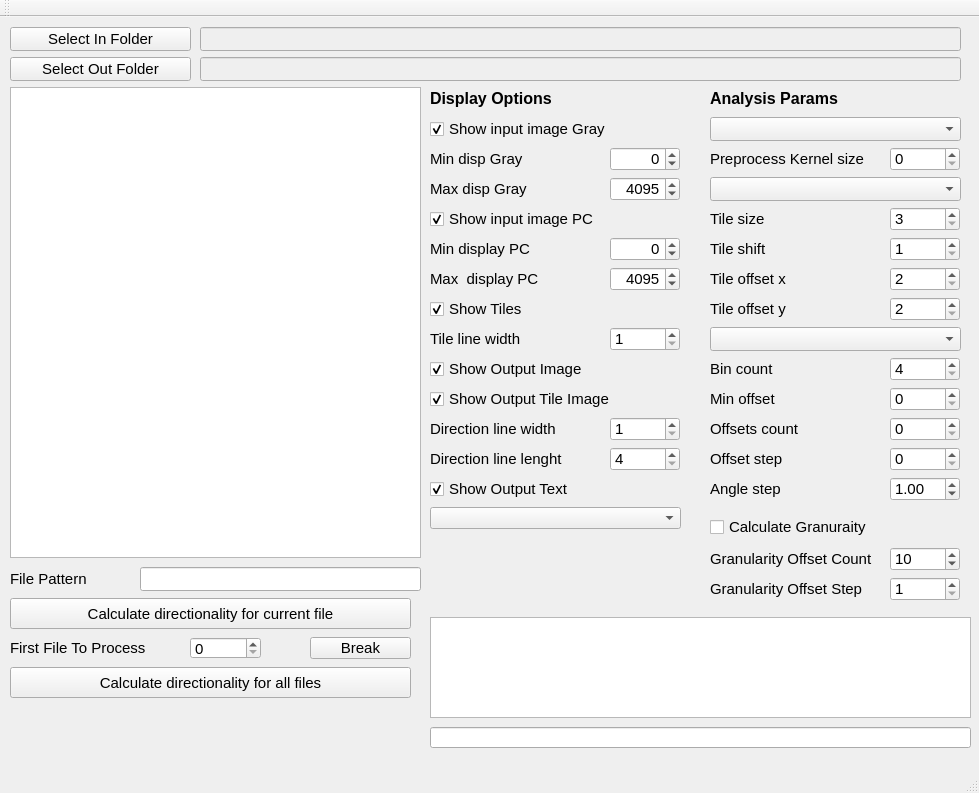
Old version of the form mainwindow.ui in the repository marcinkociolek/DirectionalityDetectionGui.
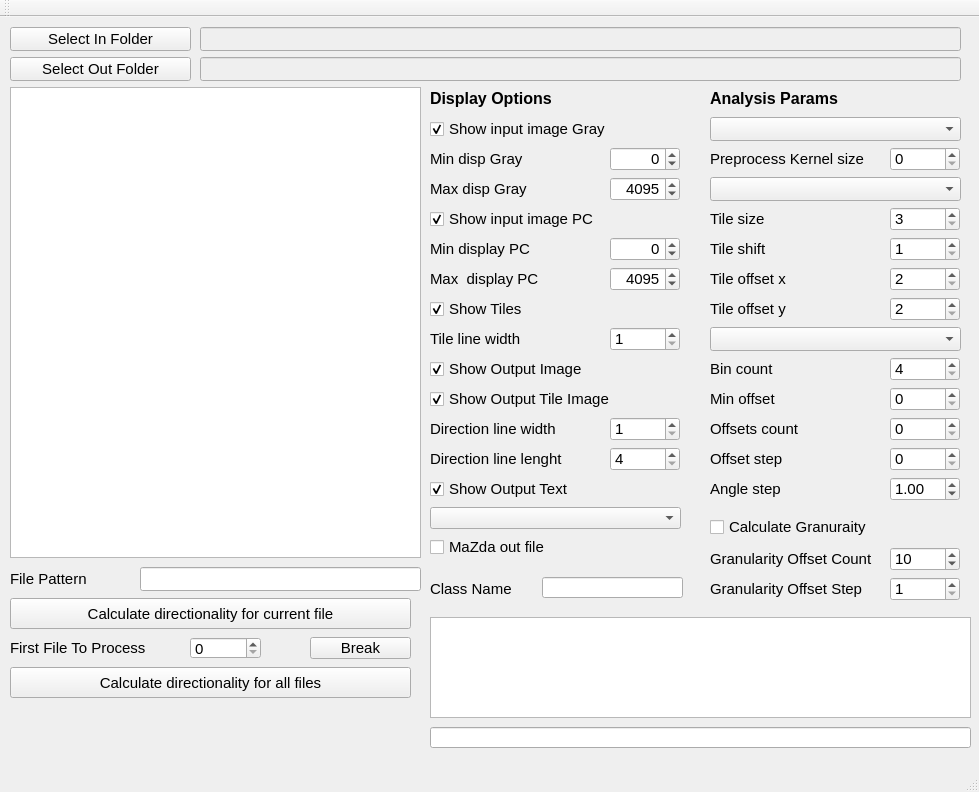
New version of the form.

What changed in the file:
```diff
--- a/mainwindow.ui
+++ b/mainwindow.ui
@@ -7,7 +7,7 @@
     <x>0</x>
     <y>0</y>
     <width>979</width>
-    <height>793</height>
+    <height>792</height>
    </rect>
   </property>
   <property name="font">
@@ -1173,6 +1173,50 @@
      <number>10</number>
     </property>
    </widget>
+   <widget class="QLineEdit" name="lineEditClassName">
+    <property name="geometry">
+     <rect>
+      <x>542</x>
+      <y>560</y>
+      <width>141</width>
+      <height>21</height>
+     </rect>
+    </property>
+   </widget>
+   <widget class="QLabel" name="labelClassName">
+    <property name="geometry">
+     <rect>
+      <x>430</x>
+      <y>560</y>
+      <width>172</width>
+      <height>24</height>
+     </rect>
+    </property>
+    <property name="font">
+     <font>
+      <pointsize>11</pointsize>
+     </font>
+    </property>
+    <property name="contextMenuPolicy">
+     <enum>Qt::DefaultContextMenu</enum>
+    </property>
+    <property name="text">
+     <string>&lt;html&gt;&lt;head/&gt;&lt;body&gt;&lt;p&gt;Class Name&lt;/p&gt;&lt;/body&gt;&lt;/html&gt;</string>
+    </property>
+   </widget>
+   <widget class="QCheckBox" name="checkBoxMaZdaStyleOut">
+    <property name="geometry">
+     <rect>
+      <x>430</x>
+      <y>520</y>
+      <width>221</width>
+      <height>20</height>
+     </rect>
+    </property>
+    <property name="text">
+     <string>MaZda out file</string>
+    </property>
+   </widget>
   </widget>
   <widget class="QMenuBar" name="menuBar">
    <property name="geometry">
```
